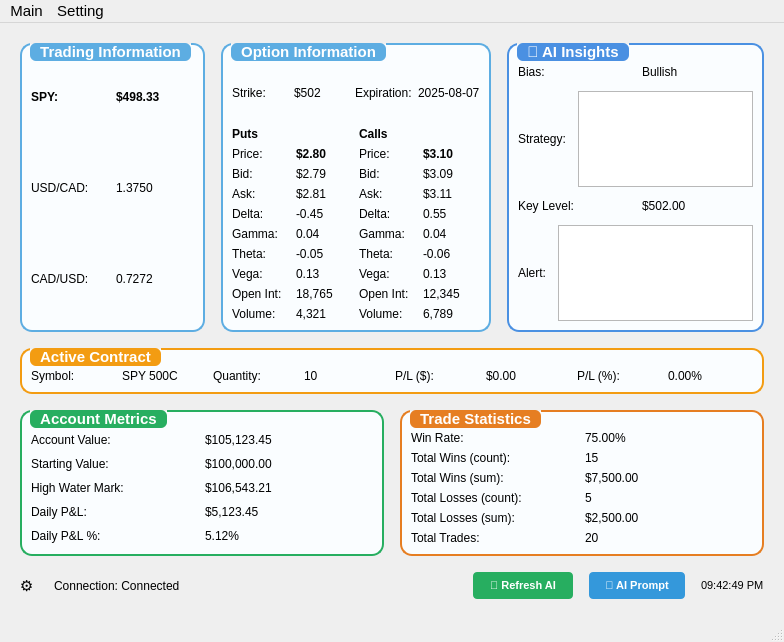
Old version of the form ui/main.ui in the repository DavidCdev/IBKR-trading-application.
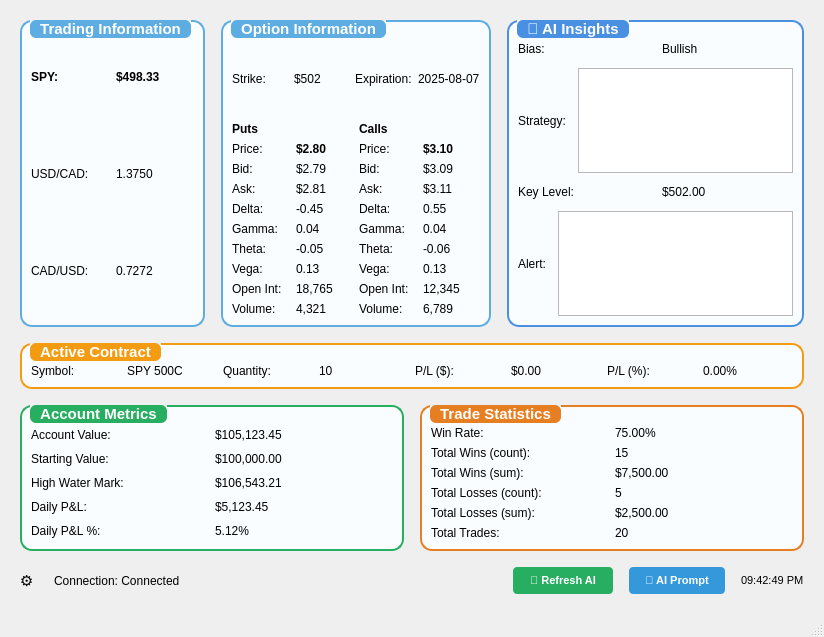
New version of the form.

Diff of the .ui file:
```diff
--- a/ui/main.ui
+++ b/ui/main.ui
@@ -6,8 +6,8 @@
    <rect>
     <x>0</x>
     <y>0</y>
-    <width>784</width>
-    <height>642</height>
+    <width>824</width>
+    <height>637</height>
    </rect>
   </property>
   <property name="font">
@@ -1251,28 +1251,6 @@
     </item>
    </layout>
   </widget>
-  <widget class="QMenuBar" name="menubar">
-   <property name="geometry">
-    <rect>
-     <x>0</x>
-     <y>0</y>
-     <width>784</width>
-     <height>21</height>
-    </rect>
-   </property>
-   <widget class="QMenu" name="menuMain">
-    <property name="title">
-     <string>Main</string>
-    </property>
-   </widget>
-   <widget class="QMenu" name="menuSetting">
-    <property name="title">
-     <string>Setting</string>
-    </property>
-   </widget>
-   <addaction name="menuMain"/>
-   <addaction name="menuSetting"/>
-  </widget>
   <widget class="QStatusBar" name="statusbar">
    <property name="layoutDirection">
     <enum>Qt::LeftToRight</enum>
```
